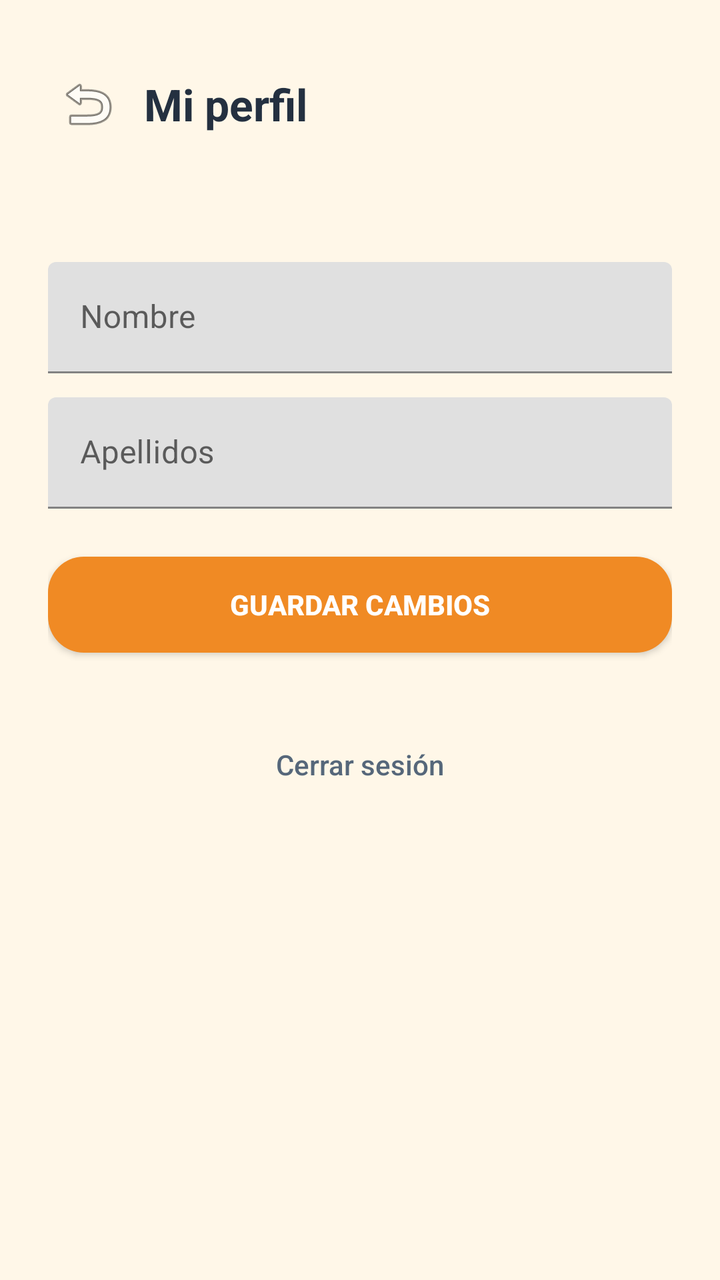
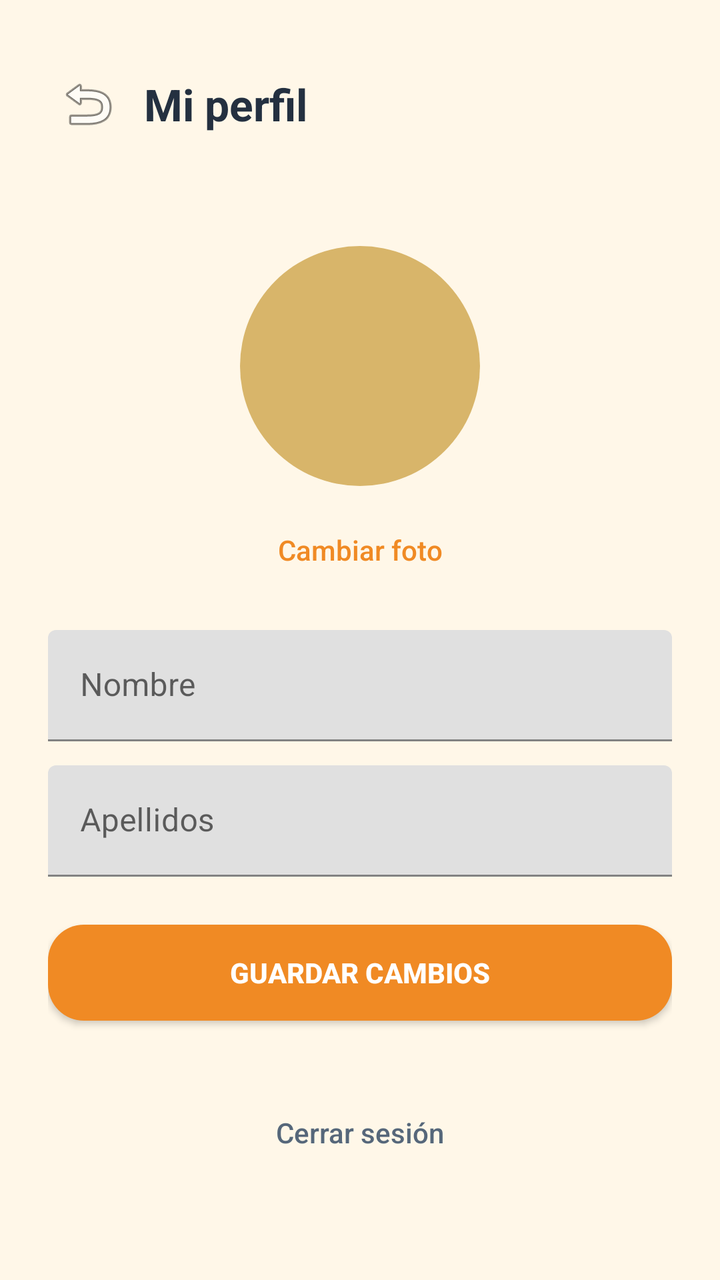

Two renders of the same Android screen: before a commit and after it. Below are the layout's source before the change and the commit's diff.
<!-- AndroidManifest.xml: application theme Theme.Acmeexplorer -->
<!-- res/layout/activity_profile.xml -->
<?xml version="1.0" encoding="utf-8"?>
<ScrollView xmlns:android="http://schemas.android.com/apk/res/android"
    xmlns:app="http://schemas.android.com/apk/res-auto"
    xmlns:tools="http://schemas.android.com/tools"
    android:layout_width="match_parent"
    android:layout_height="match_parent"
    android:background="@color/screenBackground"
    android:fillViewport="true"
    android:fitsSystemWindows="true"
    tools:context=".ProfileActivity">

    <LinearLayout
        android:layout_width="match_parent"
        android:layout_height="wrap_content"
        android:orientation="vertical"
        android:padding="24dp">

        <LinearLayout
            android:layout_width="match_parent"
            android:layout_height="wrap_content"
            android:orientation="horizontal"
            android:gravity="center_vertical"
            android:layout_marginTop="8dp"
            android:layout_marginBottom="16dp">

            <ImageButton
                android:id="@+id/profileBackButton"
                android:layout_width="40dp"
                android:layout_height="40dp"
                android:src="@android:drawable/ic_menu_revert"
                android:background="?attr/selectableItemBackgroundBorderless"
                android:contentDescription="@string/profile_back" />

            <TextView
                android:layout_width="0dp"
                android:layout_height="wrap_content"
                android:layout_weight="1"
                android:layout_marginStart="8dp"
                android:text="@string/profile_title"
                android:textSize="22sp"
                android:textStyle="bold"
                android:textColor="@color/textPrimary" />

        </LinearLayout>

        <TextView
            android:id="@+id/profileEmail"
            android:layout_width="match_parent"
            android:layout_height="wrap_content"
            android:layout_marginBottom="24dp"
            android:textSize="14sp"
            android:textColor="@color/textSecondary" />

        <com.google.android.material.textfield.TextInputLayout
            android:id="@+id/profileName"
            android:layout_width="match_parent"
            android:layout_height="wrap_content"
            android:hint="@string/profile_name_hint">

            <com.google.android.material.textfield.TextInputEditText
                android:id="@+id/profileNameEt"
                android:layout_width="match_parent"
                android:layout_height="wrap_content"
                android:inputType="textPersonName"
                android:maxLines="1" />
        </com.google.android.material.textfield.TextInputLayout>

        <com.google.android.material.textfield.TextInputLayout
            android:id="@+id/profileSurname"
            android:layout_width="match_parent"
            android:layout_height="wrap_content"
            android:layout_marginTop="12dp"
            android:hint="@string/profile_surname_hint">

            <com.google.android.material.textfield.TextInputEditText
                android:id="@+id/profileSurnameEt"
                android:layout_width="match_parent"
                android:layout_height="wrap_content"
                android:inputType="textPersonName"
                android:maxLines="1" />
        </com.google.android.material.textfield.TextInputLayout>

        <Button
            android:id="@+id/profileSaveButton"
            android:layout_width="match_parent"
            android:layout_height="wrap_content"
            android:layout_marginTop="24dp"
            android:background="@drawable/bg_button"
            android:text="@string/profile_save"
            android:textColor="@color/white"
            android:textStyle="bold"
            android:paddingTop="14dp"
            android:paddingBottom="14dp" />

        <Button
            android:id="@+id/profileLogoutButton"
            android:layout_width="match_parent"
            android:layout_height="wrap_content"
            android:layout_marginTop="32dp"
            android:background="@android:color/transparent"
            android:text="@string/profile_logout"
            android:textColor="@color/textSecondary"
            android:textAllCaps="false" />

    </LinearLayout>

</ScrollView>
<!-- resources referenced by this layout -->
<resources>
  <color name="screenBackground">#FFF7E8</color>
  <color name="textPrimary">#243040</color>
  <color name="textSecondary">#56677A</color>
  <color name="white">#FFFFFFFF</color>
  <!-- drawable bg_button (drawable) -->
  <?xml version="1.0" encoding="utf-8"?>
  <shape xmlns:android="http://schemas.android.com/apk/res/android">
      <solid android:color="@color/primaryButton" />
      <corners android:radius="18dp" />
  </shape>
  <string name="profile_back">Volver</string>
  <string name="profile_logout">Cerrar sesión</string>
  <string name="profile_name_hint">Nombre</string>
  <string name="profile_save">Guardar cambios</string>
  <string name="profile_surname_hint">Apellidos</string>
  <string name="profile_title">Mi perfil</string>
  <style name="Theme.Acmeexplorer" parent="Theme.MaterialComponents.Light.NoActionBar">
          <item name="colorPrimary">@color/primaryButton</item>
          <item name="colorPrimaryVariant">@color/primaryButton</item>
          <item name="colorOnPrimary">@color/white</item>
          <item name="android:statusBarColor">@color/screenBackground</item>
          <item name="android:navigationBarColor">@color/screenBackground</item>
          <item name="android:windowLightStatusBar">true</item>
      </style>
  <color name="primaryButton">#F08A24</color>
</resources>

<!-- the commit's change to res/layout/activity_profile.xml (unified diff, before → after) -->
@@ -47,9 +47,38 @@
             android:id="@+id/profileEmail"
             android:layout_width="match_parent"
             android:layout_height="wrap_content"
-            android:layout_marginBottom="24dp"
+            android:layout_marginBottom="16dp"
             android:textSize="14sp"
             android:textColor="@color/textSecondary" />
+
+        <ImageView
+            android:id="@+id/profilePhoto"
+            android:layout_width="120dp"
+            android:layout_height="120dp"
+            android:layout_gravity="center_horizontal"
+            android:scaleType="centerCrop"
+            android:background="@drawable/bg_avatar_placeholder"
+            android:contentDescription="@string/profile_photo_desc" />
+
+        <Button
+            android:id="@+id/profilePhotoButton"
+            android:layout_width="wrap_content"
+            android:layout_height="wrap_content"
+            android:layout_gravity="center_horizontal"
+            android:layout_marginTop="8dp"
+            android:layout_marginBottom="16dp"
+            android:background="@android:color/transparent"
+            android:text="@string/profile_change_photo"
+            android:textAllCaps="false"
+            android:textColor="@color/primaryButton" />
+
+        <ProgressBar
+            android:id="@+id/profilePhotoProgress"
+            android:layout_width="wrap_content"
+            android:layout_height="wrap_content"
+            android:layout_gravity="center_horizontal"
+            android:layout_marginBottom="8dp"
+            android:visibility="gone" />
 
         <com.google.android.material.textfield.TextInputLayout
             android:id="@+id/profileName"
<!-- resource entries referenced after the edit -->
@@ -1,9 +1,16 @@
 <!-- resources referenced by this layout -->
 <resources>
+  <color name="primaryButton">#F08A24</color>
   <color name="screenBackground">#FFF7E8</color>
   <color name="textPrimary">#243040</color>
   <color name="textSecondary">#56677A</color>
   <color name="white">#FFFFFFFF</color>
+  <!-- drawable bg_avatar_placeholder (drawable) -->
+  <?xml version="1.0" encoding="utf-8"?>
+  <shape xmlns:android="http://schemas.android.com/apk/res/android"
+      android:shape="oval">
+      <solid android:color="@color/panelStroke" />
+  </shape>
   <!-- drawable bg_button (drawable) -->
   <?xml version="1.0" encoding="utf-8"?>
   <shape xmlns:android="http://schemas.android.com/apk/res/android">
@@ -11,8 +18,10 @@
       <corners android:radius="18dp" />
   </shape>
   <string name="profile_back">Volver</string>
+  <string name="profile_change_photo">Cambiar foto</string>
   <string name="profile_logout">Cerrar sesión</string>
   <string name="profile_name_hint">Nombre</string>
+  <string name="profile_photo_desc">Foto de perfil</string>
   <string name="profile_save">Guardar cambios</string>
   <string name="profile_surname_hint">Apellidos</string>
   <string name="profile_title">Mi perfil</string>
@@ -24,6 +33,6 @@
           <item name="android:navigationBarColor">@color/screenBackground</item>
           <item name="android:windowLightStatusBar">true</item>
       </style>
-  <color name="primaryButton">#F08A24</color>
+  <color name="panelStroke">#FFD8B56A</color>
 </resources>
 
